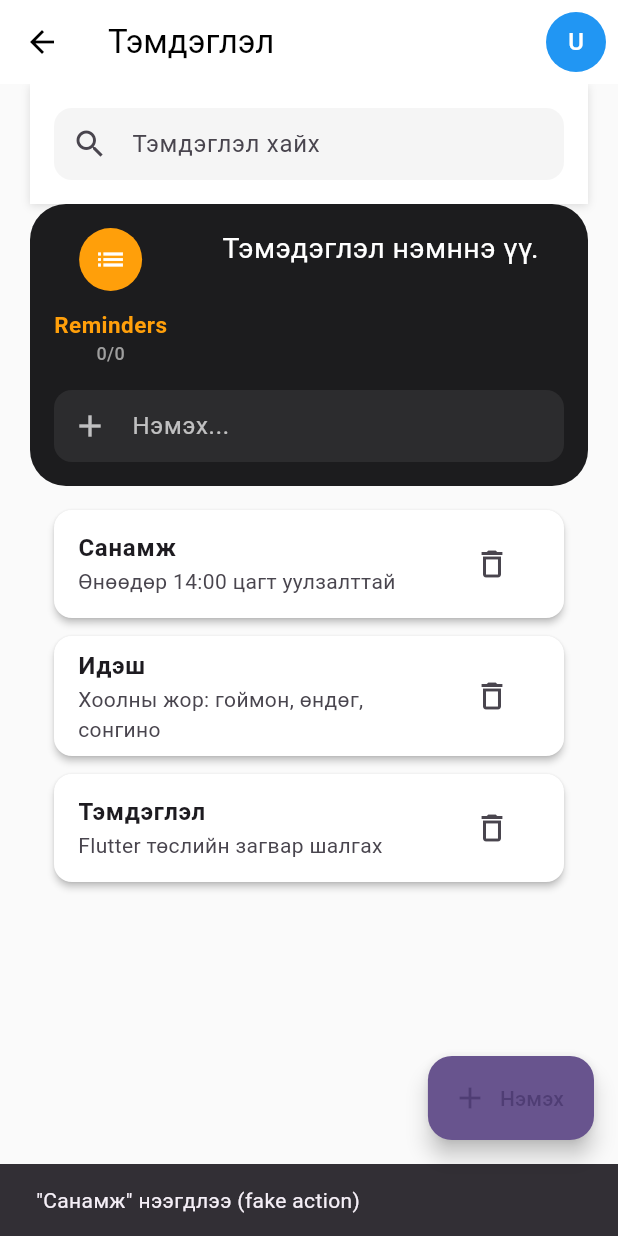
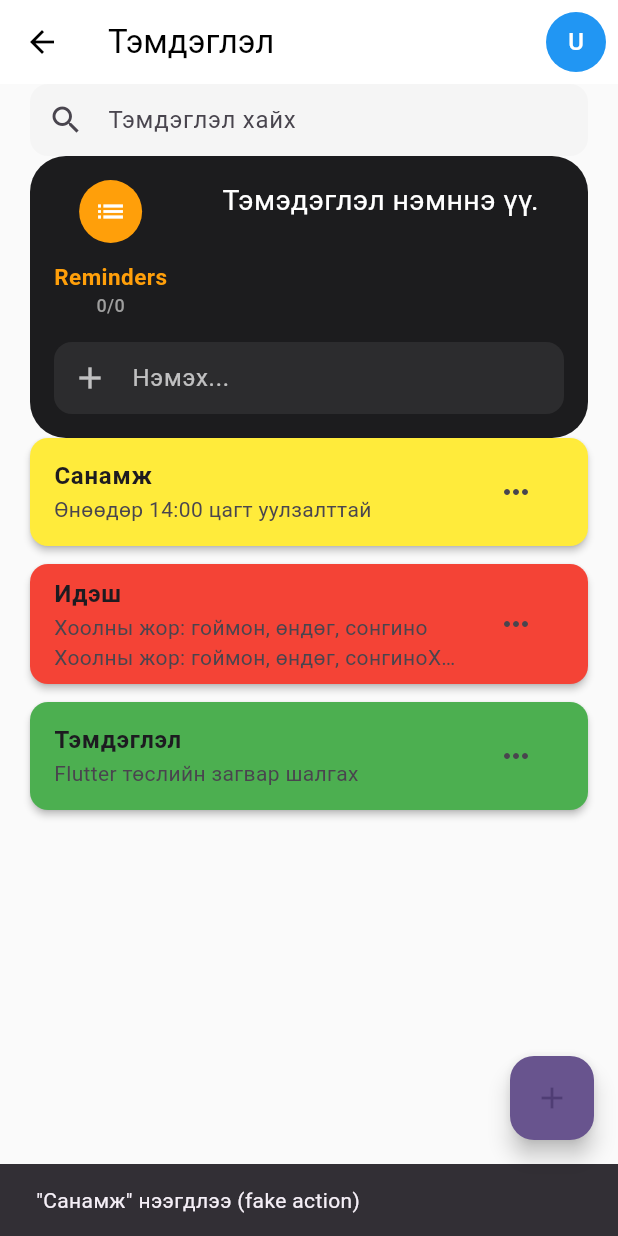
Before and after one commit to B221940039/note_app, a Flutter app: the HomeScreen screen opened by its route, after a tap on "Санамж", on a phone screen of 412 x 824 dp. Run offline on Flutter 3.47's test engine with Material 3 defaults, Android fonts, the phone set to English and light mode, and no system bars.

Commit message:
note list color added

```diff
--- a/lib/screens/home.dart
+++ b/lib/screens/home.dart
@@ -10,9 +10,12 @@ class Note {
   final String content;
   final bool isLocked;
 
+  final Color color;
+
   Note({
     required this.title,
     required this.content,
+    required this.color,
     this.isLocked = false,
   });
 }
@@ -51,9 +54,9 @@ class _HomeScreenState extends State<HomeScreen> {
     await Future.delayed(const Duration(milliseconds: 500));
 
     _notes = [
-      Note(title: "Санамж", content: "Өнөөдөр 14:00 цагт уулзалттай"),
-      Note(title: "Идэш", content: "Хоолны жор: гоймон, өндөг, сонгино"),
-      Note(title: "Тэмдэглэл", content: "Flutter төслийн загвар шалгах"),
+      Note(title: "Санамж", content: "Өнөөдөр 14:00 цагт уулзалттай",  color: Colors.yellow),
+      Note(title: "Идэш", content: "Хоолны жор: гоймон, өндөг, сонгино Хоолны жор: гоймон, өндөг, сонгиноХоолны жор: гоймон, өндөг, сонгино", color: Colors.red),
+      Note(title: "Тэмдэглэл", content: "Flutter төслийн загвар шалгах", color: Colors.green),
     ];
 
     if (!mounted) return;
@@ -168,16 +171,8 @@ class _HomeScreenState extends State<HomeScreen> {
                 children: [
                   // 🔍 Search bar
                   Container(
-                    padding: const EdgeInsets.all(16),
                     decoration: const BoxDecoration(
-                      color: Colors.white,
-                      boxShadow: [
-                        BoxShadow(
-                          color: Colors.black12,
-                          offset: Offset(0, 1),
-                          blurRadius: 4,
-                        ),
-                      ],
+
                     ),
                     child: TextField(
                       controller: _searchController,
@@ -225,7 +220,7 @@ class _HomeScreenState extends State<HomeScreen> {
                   ),
                   // 🟩 Notes Section
                   Padding(
-                    padding: const EdgeInsets.all(16),
+                    padding: const EdgeInsets.all(0),
                     child: Column(
                       children: _filteredNotes.isEmpty
                           ? [
@@ -258,7 +253,7 @@ class _HomeScreenState extends State<HomeScreen> {
                       ]
                           : _filteredNotes.map((note) {
                         return Card(
-                          color: Colors.white,
+                          color: note.color,
                           shape: RoundedRectangleBorder(
                             borderRadius: BorderRadius.circular(12),
                           ),
@@ -278,7 +273,7 @@ class _HomeScreenState extends State<HomeScreen> {
                               overflow: TextOverflow.ellipsis,
                             ),
                             trailing: IconButton(
-                              icon: const Icon(Icons.delete_outline),
+                              icon: const Icon(Icons.more_horiz),
                               onPressed: () => _deleteNote(note),
                             ),
                             onTap: () => _openNote(note),
@@ -295,8 +290,7 @@ class _HomeScreenState extends State<HomeScreen> {
         ),
 
 
-      // ➕ Floating Action Button
-      floatingActionButton: FloatingActionButton.extended(
+      floatingActionButton: FloatingActionButton(
         onPressed: () {
           ScaffoldMessenger.of(context).showSnackBar(
             const SnackBar(
@@ -304,10 +298,10 @@ class _HomeScreenState extends State<HomeScreen> {
             ),
           );
         },
-        icon: const Icon(Icons.add),
-        label: const Text("Нэмэх"),
         backgroundColor: Theme.of(context).primaryColor,
+        child: const Icon(Icons.add),
       ),
+
     );
   }
 }
```
